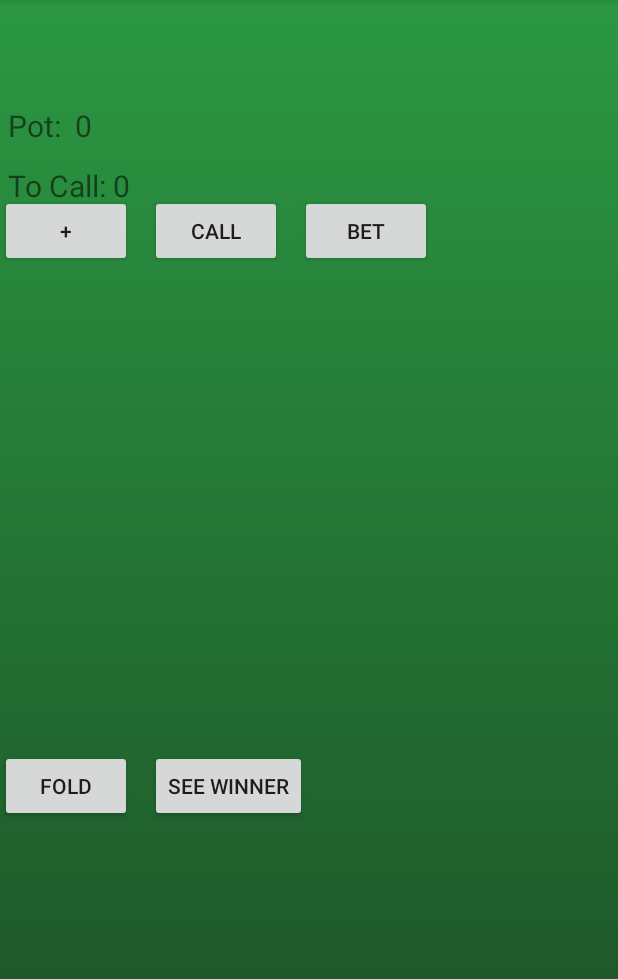
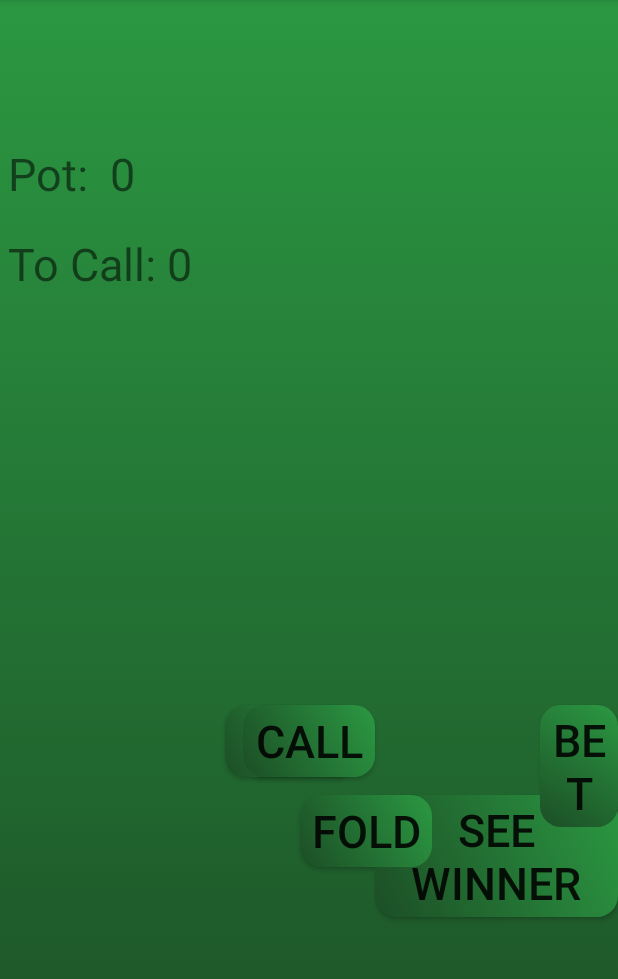
Before and after one commit to SkinnyPigeon/Android_Poker, an Android app: the screen it shows after launch (MainActivity), after a tap on "FOLD", on a phone screen of 412 x 824 dp, the part 84-1063 px from its top. Run offline under Robolectric (Android 15) with nearby library versions, the phone set to English and light mode, and no system bars; 5 statements that could not run were skipped; 3 other taps on this screen came first.

Commit message:
design is looking ok for the main page. will taget the sliders and get the input text fields in place

```diff
--- /dev/null
+++ b/app/src/main/res/drawable/buttonshape.xml
@@ -0,0 +1,21 @@
+<?xml version="1.0" encoding="utf-8"?>
+<shape xmlns:android="http://schemas.android.com/apk/res/android" android:shape="rectangle" >
+    <corners
+        android:radius="14dp"
+        />
+    <gradient
+        android:angle="45"
+        android:centerX="35%"
+        android:startColor="#1c4e26"
+        android:endColor="#2b9842"
+        android:type="linear"
+        />
+    <padding
+        android:left="3dp"
+        android:top="3dp"
+        android:right="3dp"
+        android:bottom="3dp"
+        />
+
+
+</shape>
--- a/app/src/main/res/layout/activity_main.xml
+++ b/app/src/main/res/layout/activity_main.xml
@@ -38,87 +38,36 @@
 
 
 
-    <Button
-        android:layout_width="wrap_content"
-        android:layout_height="wrap_content"
-        android:text="@string/plus"
-        android:id="@+id/plus"
-        android:layout_marginTop="130dp"
-        android:layout_marginRight="100dp"/>
 
-    <Button
-        android:layout_width="wrap_content"
-        android:layout_height="wrap_content"
-        android:text="@string/call"
-        android:id="@+id/call"
-        android:layout_marginTop="130dp"
-        android:layout_marginLeft="100dp"/>
 
     <Button
         android:layout_width="wrap_content"
         android:layout_height="wrap_content"
         android:text="See Winner"
         android:id="@+id/winner"
-        android:layout_marginLeft="100dp"
-        android:layout_marginTop="500dp"/>
+        android:layout_marginTop="530dp"
+        android:layout_marginLeft="250dp"
+        android:textSize="30dp"
+        android:background="@drawable/buttonshape"/>
 
     <Button
         android:layout_width="wrap_content"
         android:layout_height="wrap_content"
         android:text="Fold"
         android:id="@+id/fold"
-        android:layout_marginTop="500dp"
-        android:layout_marginRight="100dp"/>
-
-    <TextView
-        android:layout_width="wrap_content"
-        android:layout_height="wrap_content"
-        android:id="@+id/winner_name"
-        android:layout_marginTop="700dp"/>
-
+        android:layout_marginTop="530dp"
+        android:layout_marginLeft="200dp"
+        android:textSize="30dp"
+        android:background="@drawable/buttonshape" />
 
 
 
     <TextView
         android:layout_width="wrap_content"
         android:layout_height="wrap_content"
-        android:text="@string/player_one"
-        android:id="@+id/ponet"
-        android:textSize="30dp"
-        android:layout_marginLeft="5dp"
-
-        android:layout_marginTop="10dp"/>
-
-    <TextView
-        android:layout_width="wrap_content"
-        android:layout_height="wrap_content"
-        android:text="@string/player_two"
-        android:id="@+id/ptwot"
-        android:textSize="30dp"
-        android:layout_marginLeft="5dp"
-
-        android:layout_marginTop="10dp"/>
-
-    <TextView
-        android:layout_width="wrap_content"
-        android:layout_height="wrap_content"
-        android:text="@string/player_three"
-        android:id="@+id/pthreet"
-        android:textSize="30dp"
-        android:layout_marginLeft="5dp"
-
-        android:layout_marginTop="10dp"/>
-
-    <TextView
-        android:layout_width="wrap_content"
-        android:layout_height="wrap_content"
-        android:text="@string/player_four"
-        android:id="@+id/pfourt"
-        android:textSize="30dp"
-        android:layout_marginLeft="5dp"
-
-        android:layout_marginTop="10dp"/>
-
+        android:id="@+id/winner_name"
+        android:layout_marginTop="750dp"
+        android:textSize="30dp"/>
 
 
 
@@ -133,28 +82,81 @@
     <Button
         android:layout_width="wrap_content"
         android:layout_height="wrap_content"
+        android:text="@string/plus"
+        android:id="@+id/plus"
+        android:layout_marginTop="470dp"
+        android:layout_marginLeft="150dp"
+        android:textSize="30dp"
+        android:background="@drawable/buttonshape" />
+
+    <Button
+        android:layout_width="wrap_content"
+        android:layout_height="wrap_content"
+        android:text="@string/call"
+        android:id="@+id/call"
+        android:layout_marginTop="470dp"
+        android:textSize="30dp"
+        android:background="@drawable/buttonshape"
+        android:layout_centerHorizontal="true"/>
+
+    <Button
+        android:layout_width="wrap_content"
+        android:layout_height="wrap_content"
         android:text="@string/place_bet"
         android:id="@+id/bet"
-        android:layout_marginTop="130dp"
-        android:layout_marginLeft="200dp"/>
-
-
-
-
-
-
-
-
-
-
+        android:layout_marginTop="470dp"
+        android:textSize="30dp"
+        android:background="@drawable/buttonshape"
+        android:layout_marginLeft="360dp" />
 
     <Button
         android:layout_width="wrap_content"
         android:layout_height="wrap_content"
         android:text="@string/check"
         android:id="@+id/check"
-        android:layout_marginTop="130dp"
-        android:layout_marginLeft="100dp"/>
+        android:textSize="30dp"
+        android:background="@drawable/buttonshape"
+        android:layout_marginTop="470dp"
+        android:layout_centerHorizontal="true"/>
+
+
+
+    <TextView
+        android:layout_width="wrap_content"
+        android:layout_height="wrap_content"
+        android:text="@string/player_one"
+        android:id="@+id/ponet"
+        android:textSize="50dp"
+        android:layout_marginLeft="5dp"
+
+        android:layout_marginTop="10dp"/>
+
+    <TextView
+        android:layout_width="wrap_content"
+        android:layout_height="wrap_content"
+        android:text="@string/player_two"
+        android:id="@+id/ptwot"
+        android:textSize="50dp"
+        android:layout_marginLeft="5dp"
+        android:layout_marginTop="10dp"/>
+
+    <TextView
+        android:layout_width="wrap_content"
+        android:layout_height="wrap_content"
+        android:text="@string/player_three"
+        android:id="@+id/pthreet"
+        android:textSize="50dp"
+        android:layout_marginLeft="5dp"
+        android:layout_marginTop="10dp"/>
+
+    <TextView
+        android:layout_width="wrap_content"
+        android:layout_height="wrap_content"
+        android:text="@string/player_four"
+        android:id="@+id/pfourt"
+        android:textSize="50dp"
+        android:layout_marginLeft="5dp"
+        android:layout_marginTop="10dp"/>
 
 
 
@@ -164,32 +166,32 @@
         android:layout_height="wrap_content"
         android:id="@+id/player_one_chips"
         android:layout_marginLeft="5dp"
-        android:textSize="20dp"
-        android:layout_marginTop="50dp"/>
+        android:textSize="30dp"
+        android:layout_marginTop="65dp"/>
 
     <TextView
         android:layout_width="wrap_content"
         android:layout_height="wrap_content"
         android:id="@+id/player_two_chips"
         android:layout_marginLeft="5dp"
-        android:textSize="20dp"
-        android:layout_marginTop="50dp"/>
+        android:textSize="30dp"
+        android:layout_marginTop="65dp"/>
 
     <TextView
         android:layout_width="wrap_content"
         android:layout_height="wrap_content"
         android:id="@+id/player_three_chips"
         android:layout_marginLeft="5dp"
-        android:textSize="20dp"
-        android:layout_marginTop="50dp"/>
+        android:textSize="30dp"
+        android:layout_marginTop="65dp"/>
 
     <TextView
         android:layout_width="wrap_content"
         android:layout_height="wrap_content"
         android:id="@+id/player_four_chips"
         android:layout_marginLeft="5dp"
-        android:textSize="20dp"
-        android:layout_marginTop="50dp"/>
+        android:textSize="30dp"
+        android:layout_marginTop="65dp"/>
 
 
     <TextView
@@ -197,9 +199,9 @@
         android:layout_height="wrap_content"
         android:text="@integer/pot"
         android:id="@+id/pot"
-        android:textSize="20dp"
+        android:textSize="30dp"
         android:layout_marginLeft="5dp"
-        android:layout_marginTop="70dp"/>
+        android:layout_marginTop="95dp"/>
 
 
 
@@ -208,44 +210,44 @@
         android:layout_height="wrap_content"
         android:text="@string/player_one_bet"
         android:id="@+id/poneb"
-        android:textSize="20dp"
+        android:textSize="30dp"
         android:layout_marginLeft="5dp"
-        android:layout_marginTop="90dp"/>
+        android:layout_marginTop="125dp"/>
 
     <TextView
         android:layout_width="wrap_content"
         android:layout_height="wrap_content"
         android:text="@string/player_two_bet"
         android:id="@+id/ptwob"
-        android:textSize="20dp"
+        android:textSize="30dp"
         android:layout_marginLeft="5dp"
-        android:layout_marginTop="90dp"/>
+        android:layout_marginTop="125dp"/>
 
     <TextView
         android:layout_width="wrap_content"
         android:layout_height="wrap_content"
         android:text="@string/player_three_bet"
         android:id="@+id/pthreeb"
-        android:textSize="20dp"
+        android:textSize="30dp"
         android:layout_marginLeft="5dp"
-        android:layout_marginTop="90dp"/>
+        android:layout_marginTop="125dp"/>
 
     <TextView
         android:layout_width="wrap_content"
         android:layout_height="wrap_content"
         android:text="@string/player_four_bet"
         android:id="@+id/pfourb"
-        android:textSize="20dp"
+        android:textSize="30dp"
         android:layout_marginLeft="5dp"
-        android:layout_marginTop="90dp"/>
+        android:layout_marginTop="125dp"/>
 
     <TextView
         android:layout_width="wrap_content"
         android:layout_height="wrap_content"
         android:id="@+id/to_call"
-        android:textSize="20dp"
+        android:textSize="30dp"
         android:layout_marginLeft="5dp"
-        android:layout_marginTop="110dp"/>
+        android:layout_marginTop="155dp"/>
 
 
 
@@ -255,7 +257,7 @@
         android:id="@+id/player_one_cards"
         android:textSize="70dp"
         android:layout_centerHorizontal="true"
-        android:layout_marginTop="400dp"/>
+        android:layout_marginTop="350dp"/>
 
     <TextView
         android:layout_width="wrap_content"
```
